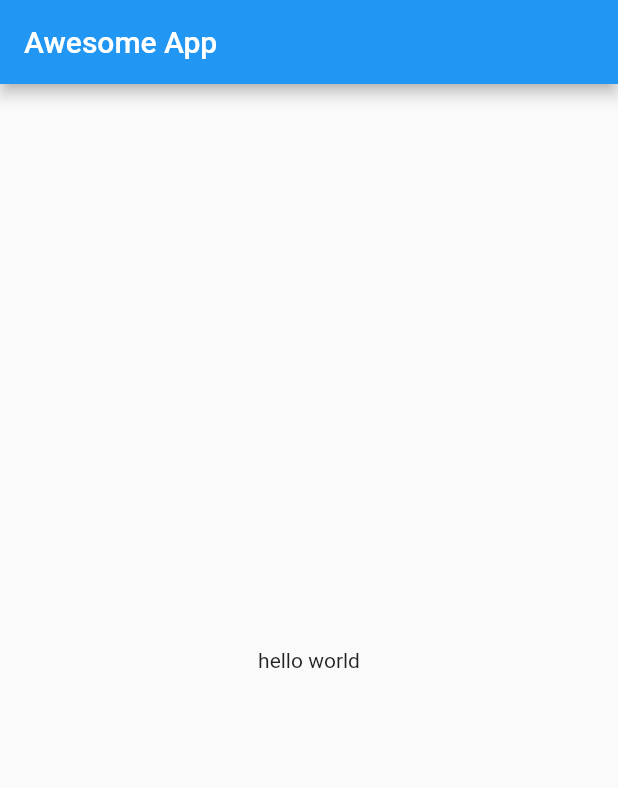
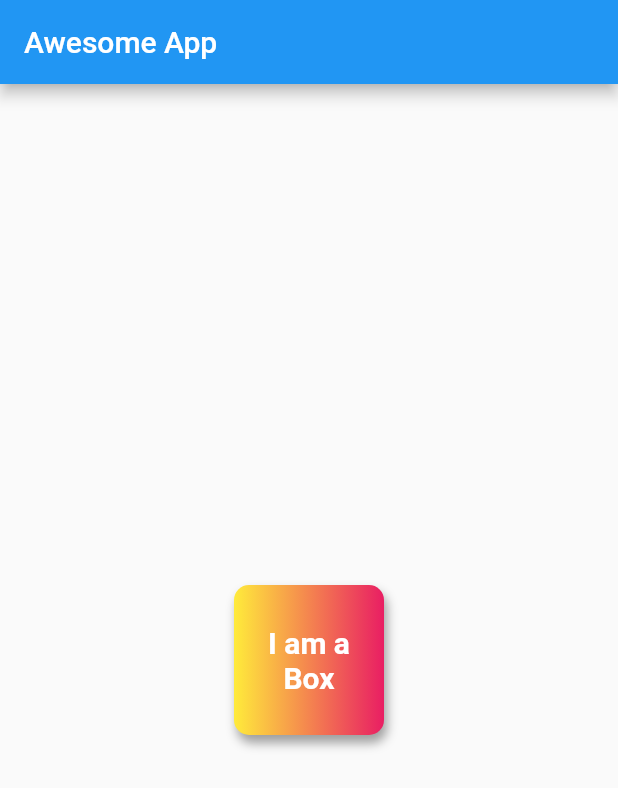
Before and after one commit to Krish15595/awesomeapp, a Flutter app: the screen it shows after launch, on a phone screen of 412 x 824 dp. Shown: the top 788 px of the screen. Run offline on Flutter 3.47's test engine with Material 2 defaults, Android fonts, the phone set to English and light mode, and no system bars.

Commit message:
decoration properties and container properties

```diff
--- a/lib/main.dart
+++ b/lib/main.dart
@@ -14,8 +14,31 @@ class HomePage extends StatelessWidget {
       appBar: AppBar(
         title: Text("Awesome App"),
       ),
-      body: Container(
-        child: Center(child: Text("hello world")),
+      body: Center(
+        child: Container(
+          padding: const EdgeInsets.all(8),
+          alignment: Alignment.center,
+          // color: Colors.teal,     if decoration is used then color should be comment
+          width: 100,
+          height: 100,
+          decoration: BoxDecoration(
+              borderRadius: BorderRadius.circular(10),
+              boxShadow: [
+                BoxShadow(
+                    color: Colors.grey, blurRadius: 5, offset: Offset(2, 5))
+              ],
+              color: Colors.teal,
+              gradient: LinearGradient(colors: [Colors.yellow, Colors.pink])),
+          child: Text(
+            "I am a Box",
+            textAlign: TextAlign.center,
+            style: TextStyle(
+              color: Colors.white,
+              fontWeight: FontWeight.bold,
+              fontSize: 20
+            ),
+          ),
+        ),
       ),
     );
   }
```
